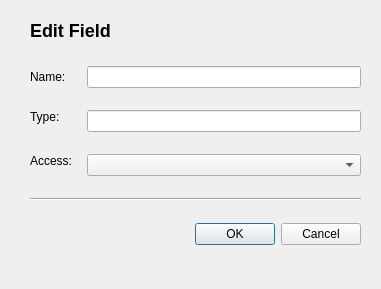
Before: the Qt Designer form src/view/classes/editfielddialog.ui in Garttox/icp, drawn with Qt 5.
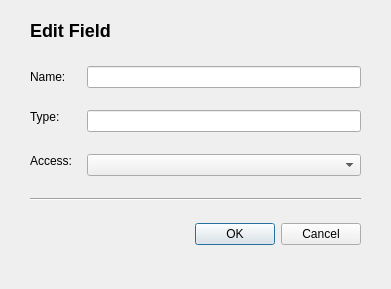
After: the same form once the commit is applied.

What changed in the file:
```diff
--- a/src/view/classes/editfielddialog.ui
+++ b/src/view/classes/editfielddialog.ui
@@ -6,7 +6,7 @@
    <rect>
     <x>0</x>
     <y>0</y>
-    <width>381</width>
+    <width>391</width>
     <height>289</height>
    </rect>
   </property>
```
